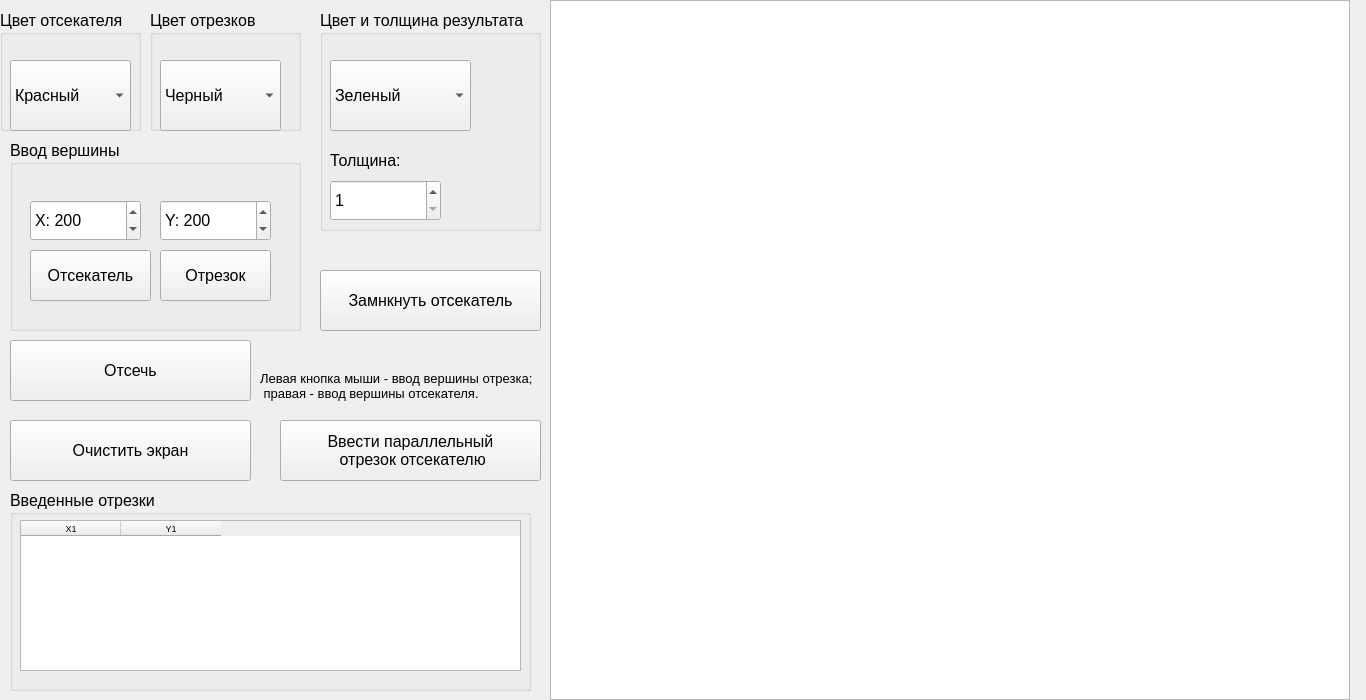
Old version of the form lab_08/design.ui in the repository xanderkov/ics7-CG.
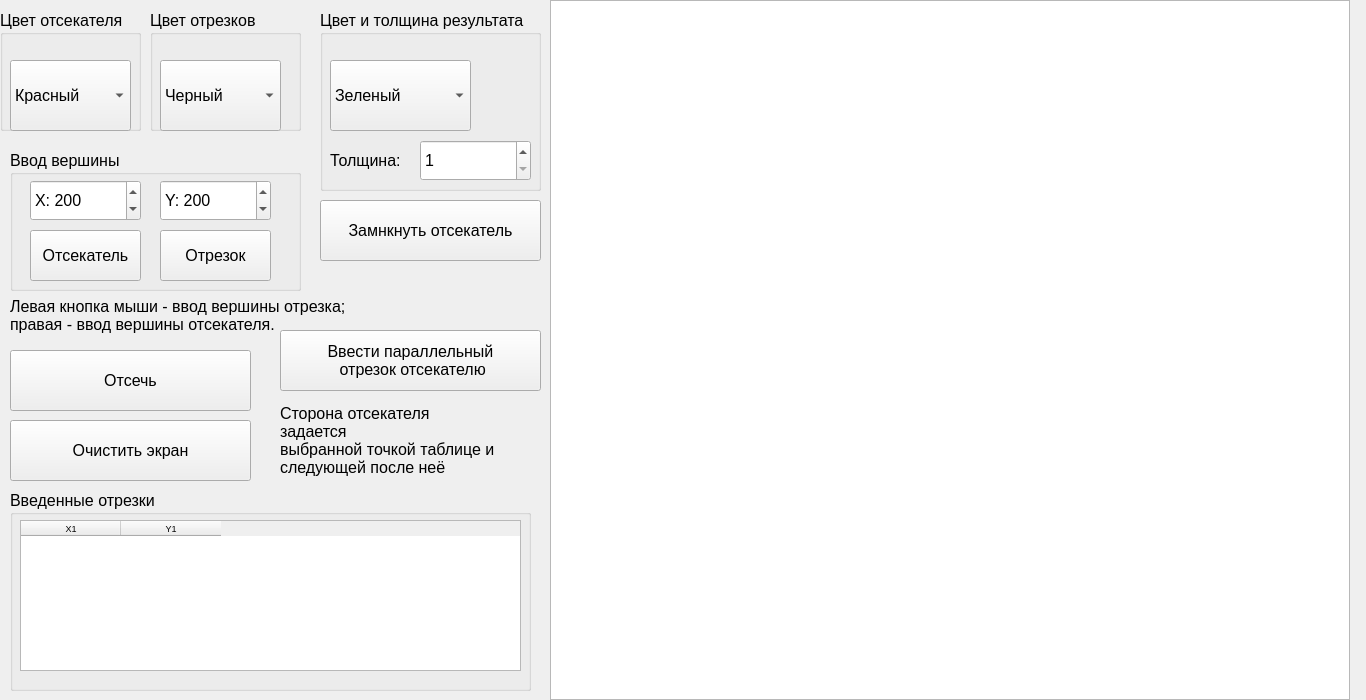
New version of the form.

The edit to the form file:
```diff
--- a/lab_08/design.ui
+++ b/lab_08/design.ui
@@ -202,7 +202,7 @@
       <x>320</x>
       <y>10</y>
       <width>221</width>
-      <height>221</height>
+      <height>181</height>
      </rect>
     </property>
     <property name="title">
@@ -274,8 +274,8 @@
     <widget class="QSpinBox" name="box_width">
      <property name="geometry">
       <rect>
-       <x>10</x>
-       <y>170</y>
+       <x>100</x>
+       <y>130</y>
        <width>111</width>
        <height>41</height>
       </rect>
@@ -298,7 +298,7 @@
     <property name="geometry">
      <rect>
       <x>320</x>
-      <y>270</y>
+      <y>200</y>
       <width>221</width>
       <height>61</height>
      </rect>
@@ -311,7 +311,7 @@
     <property name="geometry">
      <rect>
       <x>10</x>
-      <y>340</y>
+      <y>350</y>
       <width>241</width>
       <height>61</height>
      </rect>
@@ -336,29 +336,29 @@
    <widget class="QLabel" name="label">
     <property name="geometry">
      <rect>
-      <x>260</x>
-      <y>340</y>
-      <width>281</width>
+      <x>10</x>
+      <y>270</y>
+      <width>351</width>
       <height>91</height>
      </rect>
     </property>
     <property name="font">
      <font>
-      <pointsize>10</pointsize>
+      <pointsize>12</pointsize>
      </font>
     </property>
     <property name="text">
      <string>Левая кнопка мыши - ввод вершины отрезка; 
- правая - ввод вершины отсекателя.</string>
+правая - ввод вершины отсекателя.</string>
     </property>
    </widget>
    <widget class="QGroupBox" name="groupBox_3">
     <property name="geometry">
      <rect>
       <x>10</x>
-      <y>140</y>
+      <y>150</y>
       <width>291</width>
-      <height>191</height>
+      <height>141</height>
      </rect>
     </property>
     <property name="title">
@@ -368,7 +368,7 @@
      <property name="geometry">
       <rect>
        <x>20</x>
-       <y>60</y>
+       <y>30</y>
        <width>111</width>
        <height>41</height>
       </rect>
@@ -393,7 +393,7 @@
      <property name="geometry">
       <rect>
        <x>150</x>
-       <y>60</y>
+       <y>30</y>
        <width>111</width>
        <height>41</height>
       </rect>
@@ -418,7 +418,7 @@
      <property name="geometry">
       <rect>
        <x>150</x>
-       <y>110</y>
+       <y>80</y>
        <width>111</width>
        <height>51</height>
       </rect>
@@ -431,8 +431,8 @@
      <property name="geometry">
       <rect>
        <x>20</x>
-       <y>110</y>
-       <width>121</width>
+       <y>80</y>
+       <width>111</width>
        <height>51</height>
       </rect>
      </property>
@@ -496,7 +496,7 @@
     <property name="geometry">
      <rect>
       <x>280</x>
-      <y>420</y>
+      <y>330</y>
       <width>261</width>
       <height>61</height>
      </rect>
@@ -506,6 +506,22 @@
  отрезок отсекателю</string>
     </property>
    </widget>
+   <widget class="QLabel" name="label_2">
+    <property name="geometry">
+     <rect>
+      <x>280</x>
+      <y>390</y>
+      <width>231</width>
+      <height>101</height>
+     </rect>
+    </property>
+    <property name="text">
+     <string>Сторона отсекателя 
+задается 
+выбранной точкой таблице и 
+следующей после неё</string>
+    </property>
+   </widget>
    <zorder>groupBox_6</zorder>
    <zorder>groupBox_4</zorder>
    <zorder>groupBox</zorder>
```
Left out of the diff: 1 changed line with no effect on the pictures.
